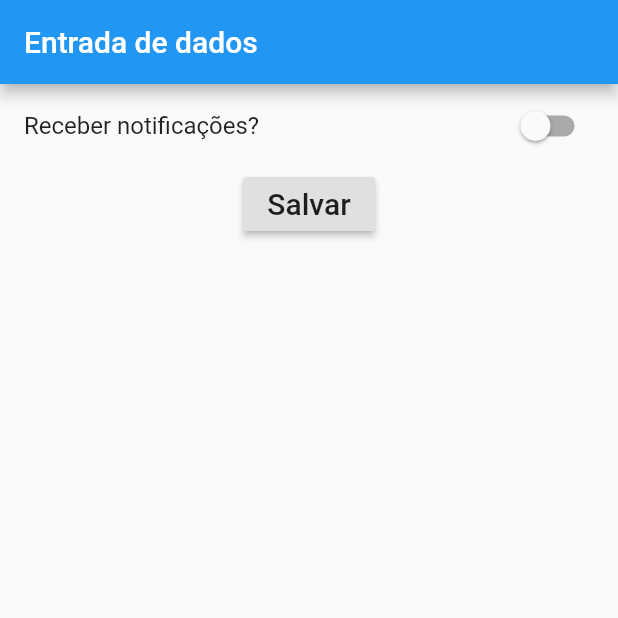
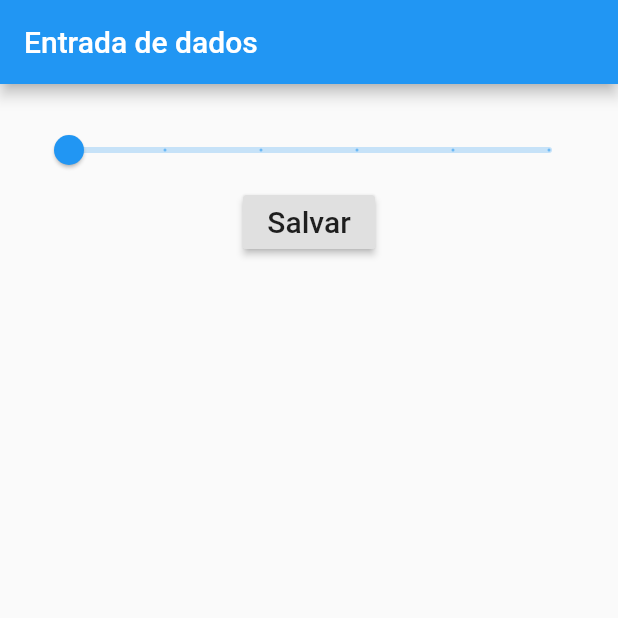
Before and after one commit to danieldfr/curso_flutter, a Flutter app: the screen it shows after launch, after a tap on "Salvar", on a phone screen of 412 x 824 dp, the top half of it. Run offline on Flutter 3.47's test engine with Material 2 defaults, Android fonts, the phone set to English and light mode, and no system bars.

Commit message:
ADD componente Slider
Implementação de como utilizar o componente Slider. Utilizando o projeto entrada_dados.

```diff
--- /dev/null
+++ b/projetos_arquivos/entrada_dados/lib/EntradaSlider.dart
@@ -0,0 +1,58 @@
+import 'package:flutter/material.dart';
+
+class EntradaSlider extends StatefulWidget {
+  const EntradaSlider({Key? key}) : super(key: key);
+
+  @override
+  State<EntradaSlider> createState() => _EntradaSliderState();
+}
+
+class _EntradaSliderState extends State<EntradaSlider> {
+
+  double valor = 0;
+  String label = "0";
+
+  @override
+  Widget build(BuildContext context) {
+    return Scaffold(
+      appBar: AppBar(
+        title: Text("Entrada de dados"),
+      ),
+      body: Container(
+        padding: EdgeInsets.all(20),
+        child: Column(
+          children: <Widget>[
+
+            Slider(
+                value: valor,
+                min: 0,
+                max: 10,
+                label: label,
+                divisions: 5,
+                onChanged: (novoValor){
+                  setState(() {
+                    valor = novoValor;
+                    label = novoValor.toString();
+                  });
+                  //print("Valor selecionado: " + novoValor.toString());
+                }
+            ),
+
+            RaisedButton(
+              child: Text(
+                "Salvar",
+                style: TextStyle(
+                    fontSize: 20
+                ),
+              ),
+              onPressed: (){
+                print("Valor selecionado: " + valor.toString());
+              },
+            ),
+
+          ],
+        ),
+      ),
+    );
+  }
+}
--- a/projetos_arquivos/entrada_dados/lib/main.dart
+++ b/projetos_arquivos/entrada_dados/lib/main.dart
@@ -1,12 +1,14 @@
 import 'package:entrada_dados/CampoTexto.dart';
 import 'package:entrada_dados/EntradaRadioButton.dart';
+import 'package:entrada_dados/EntradaSlider.dart';
 import 'package:entrada_dados/EntradaSwitch.dart';
 import 'package:flutter/material.dart';
 import 'package:entrada_dados/EntradaCheckbox.dart';
 void main(){
   runApp(
     MaterialApp(
-      home: EntradaSwitch(),
+      home: EntradaSlider(),
+      //home: EntradaSwitch(),
       //home: EntradaRadioButton(),
       //home: EntradaCheckbox(),
       //home: CampoTexto(),
```
